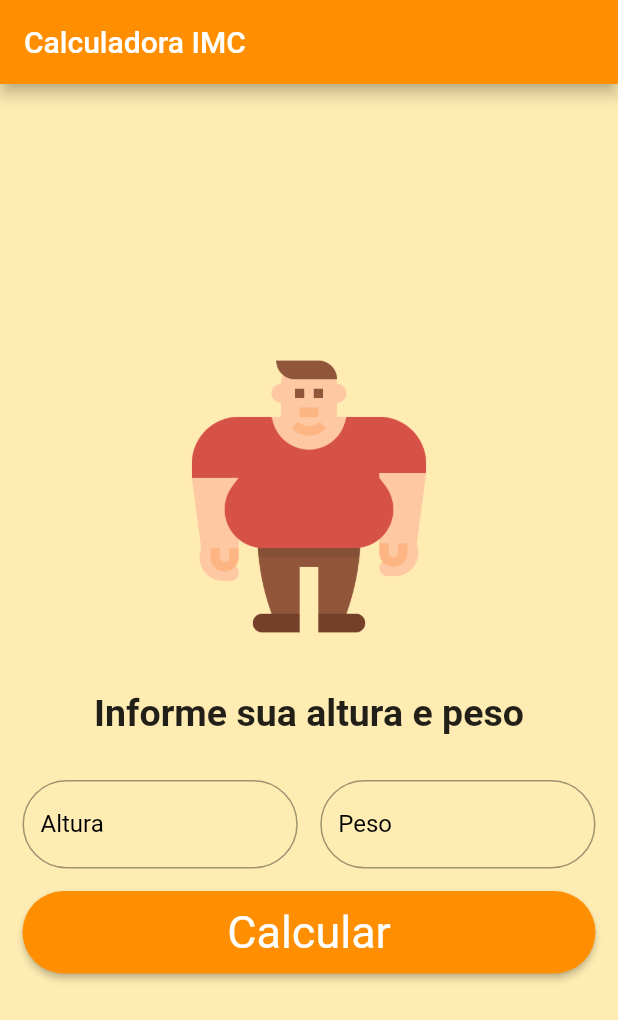
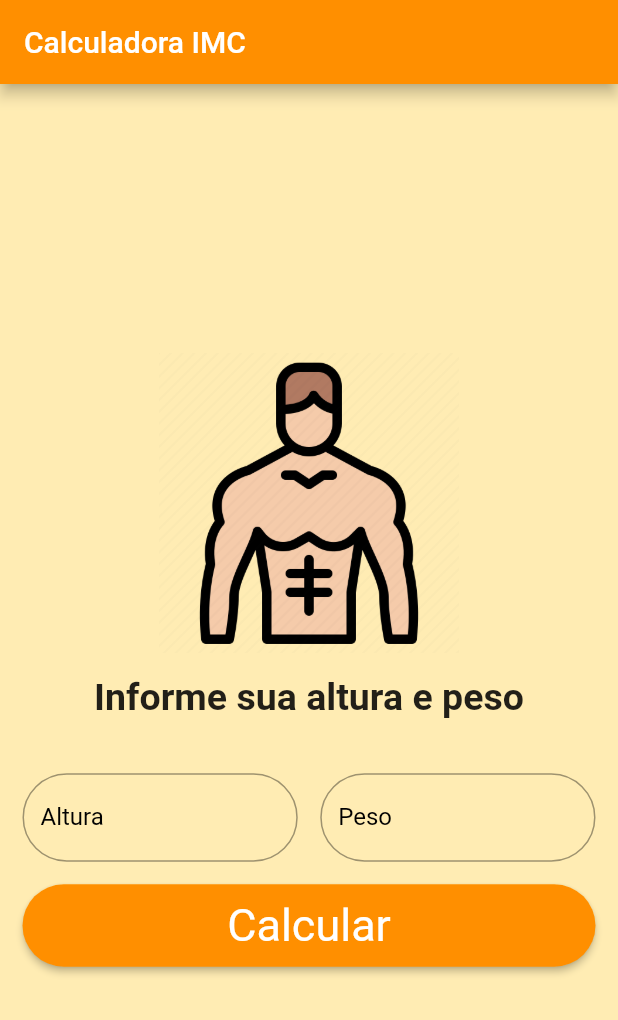
Before and after one commit to MoraesDev1/Entra21-Flutter, a Flutter app: the screen it shows after launch, after a tap on "Calcular", on a phone screen of 412 x 824 dp. Shown: the top 1020 px of the screen. Run offline on Flutter 3.47's test engine with Material 2 defaults, Android fonts, the phone set to English and light mode, and no system bars.

Commit message:
Finalizando app calculadora

```diff
--- a/Aula 17-10-23/calculadora_imc/app/lib/main.dart
+++ b/Aula 17-10-23/calculadora_imc/app/lib/main.dart
@@ -17,49 +17,16 @@ class Home extends StatefulWidget {
 }
 
 class _HomeState extends State<Home> {
+  final _alturaController = TextEditingController();
+  final _pesoController = TextEditingController();
+  double margem1 = 15;
+  Color corForte = Colors.amber.shade800;
+  String _imc = '';
+  String _mensagem = 'Informe sua altura e peso';
+  String _image = 'assets/normal.png';
+
   @override
   Widget build(BuildContext context) {
-    final _alturaController = TextEditingController();
-    final _pesoController = TextEditingController();
-    double margem1 = 15;
-    Color corForte = Colors.amber.shade800;
-    // String _imc = '';
-
-    String alturaStr = _alturaController.text.toString();
-    alturaStr = alturaStr.replaceAll(',', '.').replaceAll(' ', '');
-
-    String pesoStr = _pesoController.text.toString();
-    pesoStr = pesoStr.replaceAll(',', '.').replaceAll(' ', '');
-
-    double? altura = double.tryParse(alturaStr);
-    double? peso = double.tryParse(pesoStr);
-
-    // if(altura != null && peso != null){
-    //   double imc = peso / (altura * altura);
-    //   _imc = 'IMC: ${imc.toStringAsFixed(1)}';
-
-    //   if(imc < 18.5){
-    //     _mensagem = "Abaixo do peso";
-    //   } else if(imc < 25) {
-    //     _mensagem = "Normal";
-    //   } else if(imc < 30) {
-    //     _mensagem = "Sobrepeso";
-    //   } else if(imc < 40) {
-    //     _mensagem = "Obesidade";
-    //   } else {
-    //     _mensagem = "Obesidade grave";
-    //   }
-    // }
-
-    // _calculaImc() {}
-
-    _click() {
-      setState(() {
-        _alturaController.clear();
-        _pesoController.clear();
-      });
-    }
-
     return Scaffold(
       backgroundColor: Colors.amber.shade100,
       appBar: AppBar(
@@ -72,22 +39,19 @@ class _HomeState extends State<Home> {
             padding: EdgeInsets.all(margem1),
             child: Column(
               children: [
-                Container(
+                Image(
+                  image: AssetImage(_image),
                   height: 200,
                   width: 200,
-                  decoration: const BoxDecoration(
-                    image: DecorationImage(
-                      image: AssetImage('assets/fatguy.png'),
-                    ),
-                  ),
                 ),
-                Container(
-                  padding: const EdgeInsets.all(30),
-                  child: const Text(
-                    'Informe sua altura e peso',
-                    style: TextStyle(fontSize: 25, fontWeight: FontWeight.bold),
-                  ),
+                const SizedBox(height: 15),
+                Text(
+                  _mensagem,
+                  style: const TextStyle(
+                      fontSize: 25, fontWeight: FontWeight.bold),
                 ),
+                Text(_imc),
+                const SizedBox(height: 20),
                 Row(
                   children: [
                     Expanded(
@@ -173,4 +137,41 @@ class _HomeState extends State<Home> {
       ),
     );
   }
+
+  _click() {
+    String alturaStr = _alturaController.text.toString();
+    alturaStr = alturaStr.replaceAll(',', '.').replaceAll(' ', '');
+
+    String pesoStr = _pesoController.text.toString();
+    pesoStr = pesoStr.replaceAll(',', '.').replaceAll(' ', '');
+
+    double? altura = double.tryParse(alturaStr);
+    double? peso = double.tryParse(pesoStr);
+
+    if (altura != null && peso != null) {
+      double imc = peso / (altura * altura);
+      _imc = 'IMC: ${imc.toStringAsFixed(1)}';
+
+      if (imc < 18.5) {
+        _mensagem = "Abaixo do peso";
+        _image = 'assets/abaixodopeso.png';
+      } else if (imc < 25) {
+        _mensagem = "Normal";
+        _image = 'assets/normal.png';
+      } else if (imc < 30) {
+        _mensagem = "Sobrepeso";
+        _image = 'assets/sobrepeso.png';
+      } else if (imc < 40) {
+        _mensagem = "Obesidade";
+        _image = 'assets/obesidade.png';
+      } else {
+        _mensagem = "Obesidade grave";
+        _image = 'assets/obesidadegrave.png';
+      }
+    }
+    setState(() {
+      _alturaController.clear();
+      _pesoController.clear();
+    });
+  }
 }
```
Also changed, not shown: Aula 17-10-23/calculadora_imc/app/assets/abaixodopeso.png (renamed from Aula 17-10-23/calculadora_imc/app/assets/skinnyguy.png), Aula 17-10-23/calculadora_imc/app/assets/normal.png (renamed from Aula 17-10-23/calculadora_imc/app/assets/healthyguy.png), Aula 17-10-23/calculadora_imc/app/assets/obesidade.png (renamed from Aula 17-10-23/calculadora_imc/app/assets/fatguy.png), Aula 17-10-23/calculadora_imc/app/assets/obesidadegrave.png (added), Aula 17-10-23/calculadora_imc/app/assets/sobrepeso.png (added).
